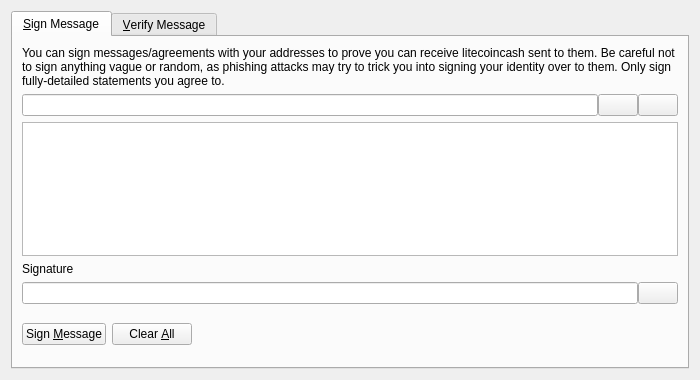
Above: src/qt/forms/signverifymessagedialog.ui from litecoincash-project/litecoincash before the change. Below: the same form after it.
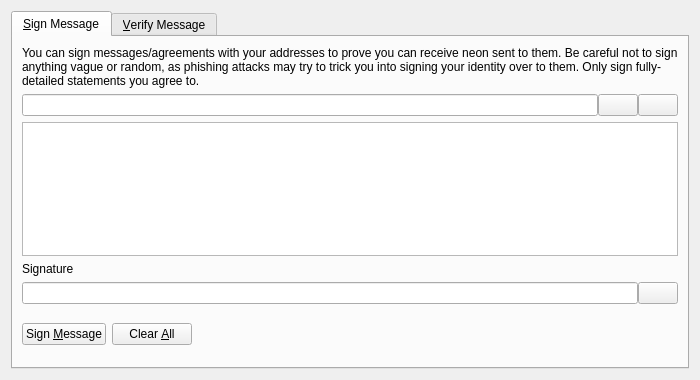
That is the form after the change. Icons and pictures are not drawn. Custom widgets are drawn as their Qt base class.

Commit message: general: initial rename LCC -> NEON

```diff
--- a/src/qt/forms/signverifymessagedialog.ui
+++ b/src/qt/forms/signverifymessagedialog.ui
@@ -30,7 +30,7 @@
        <item>
         <widget class="QLabel" name="infoLabel_SM">
          <property name="text">
-          <string>You can sign messages/agreements with your addresses to prove you can receive litecoincash sent to them. Be careful not to sign anything vague or random, as phishing attacks may try to trick you into signing your identity over to them. Only sign fully-detailed statements you agree to.</string>
+          <string>You can sign messages/agreements with your addresses to prove you can receive neon sent to them. Be careful not to sign anything vague or random, as phishing attacks may try to trick you into signing your identity over to them. Only sign fully-detailed statements you agree to.</string>
          </property>
          <property name="textFormat">
           <enum>Qt::PlainText</enum>
```
Left out of the diff: 8 changed lines with no effect on the pictures. The commit also changes 344 other files.
